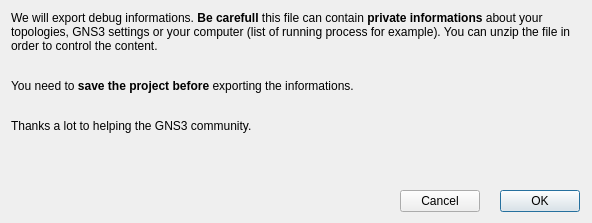
First picture: the form in gns3/ui/export_debug_dialog.ui, repository GNS3/gns3-gui, before the edit.
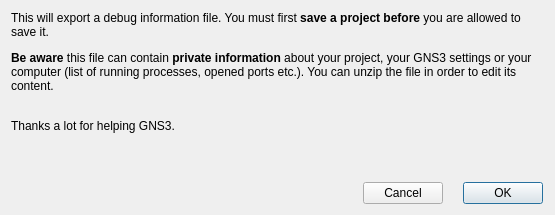
Second picture: the form after the edit.

Commit message: Change text for export debug information.

What changed in the file:
```diff
--- a/gns3/ui/export_debug_dialog.ui
+++ b/gns3/ui/export_debug_dialog.ui
@@ -9,8 +9,8 @@
    <rect>
     <x>0</x>
     <y>0</y>
-    <width>592</width>
-    <height>223</height>
+    <width>555</width>
+    <height>215</height>
    </rect>
   </property>
   <property name="windowTitle">
@@ -26,7 +26,7 @@
    <item>
     <widget class="QLabel" name="label">
      <property name="text">
-      <string>&lt;html&gt;&lt;head/&gt;&lt;body&gt;&lt;p&gt;We will export debug informations. &lt;span style=&quot; font-weight:600;&quot;&gt;Be carefull&lt;/span&gt; this file can contain &lt;span style=&quot; font-weight:600;&quot;&gt;private informations&lt;/span&gt; about your topologies, GNS3 settings or your computer (list of running process for example). You can unzip the file in order to control the content.&lt;/p&gt;&lt;p&gt;&lt;br/&gt;You need to&lt;span style=&quot; font-weight:600;&quot;&gt; save the project before&lt;/span&gt; exporting the informations.&lt;/p&gt;&lt;p&gt;&lt;br/&gt;Thanks a lot to helping the GNS3 community.&lt;/p&gt;&lt;/body&gt;&lt;/html&gt;</string>
+      <string>&lt;html&gt;&lt;head/&gt;&lt;body&gt;&lt;p&gt;This will export a debug information file. You must first&lt;span style=&quot; font-weight:600;&quot;&gt; save a project before&lt;/span&gt; you are allowed to save it.&lt;/p&gt;&lt;p&gt;&lt;span style=&quot; font-weight:600;&quot;&gt;Be aware&lt;/span&gt; this file can contain &lt;span style=&quot; font-weight:600;&quot;&gt;private information&lt;/span&gt; about your project, your GNS3 settings or your computer (list of running processes, opened ports etc.). You can unzip the file in order to edit its content.&lt;/p&gt;&lt;p&gt;&lt;br/&gt;Thanks a lot for helping GNS3.&lt;/p&gt;&lt;/body&gt;&lt;/html&gt;</string>
      </property>
      <property name="textFormat">
       <enum>Qt::RichText</enum>
```
Left out of the diff: 2 changed lines with no effect on the pictures. The commit also changes 5 other files.
